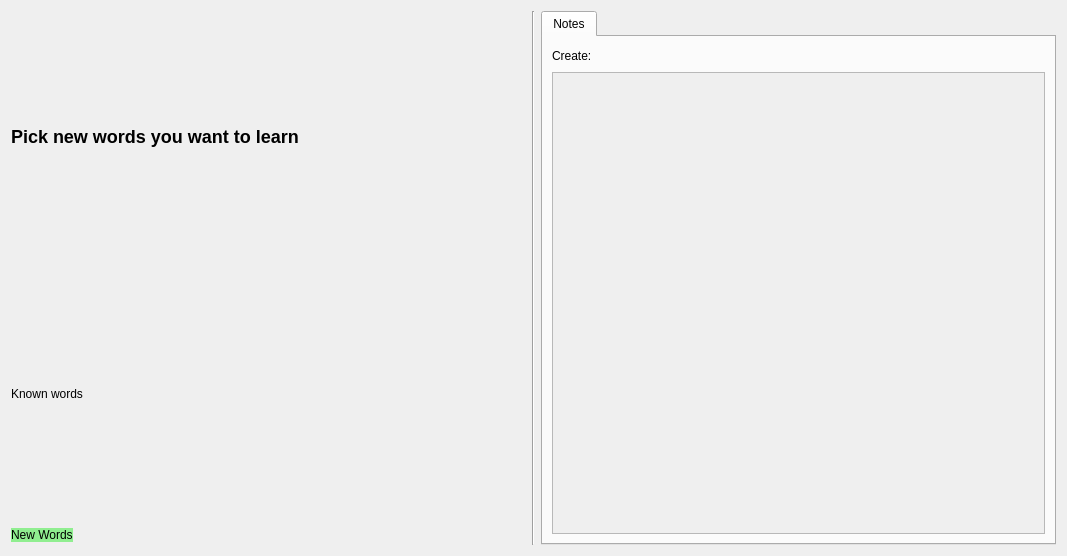
ll-in-anki/find-missing-words, file designer/note_creation.ui: the form before one commit.
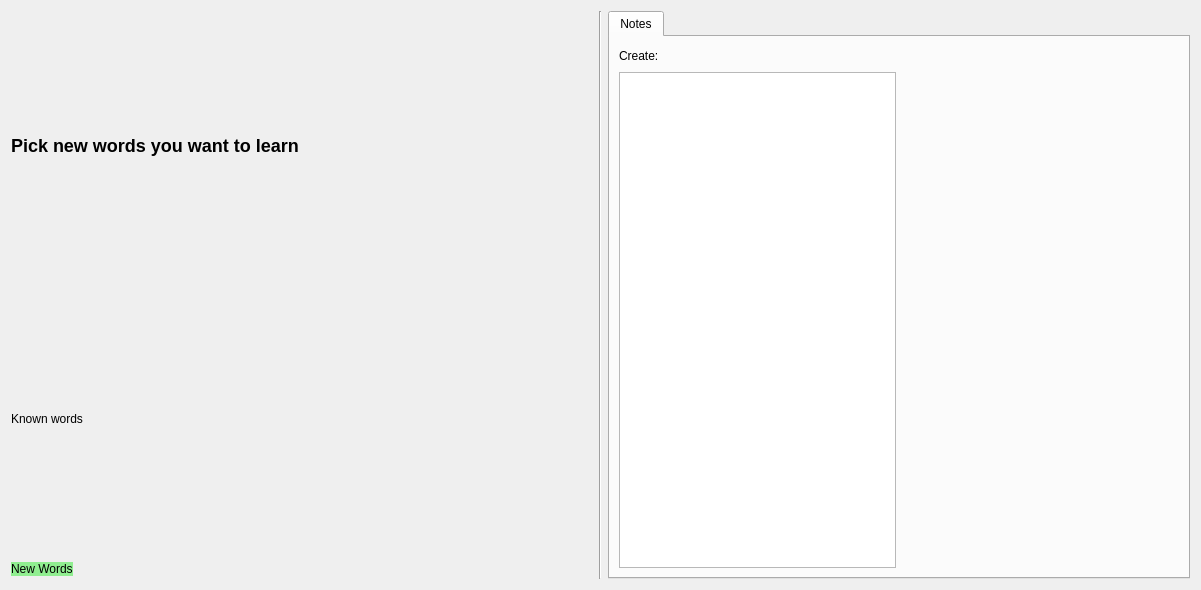
The form after the commit.

Commit message:
Use stacked widget to browse current notes for performance
- Loading editors for all notes at one time was much too slow
    - Collapse and lazy-load with stacked widget
- Lazy-load one anki editor instance at a time for notes in QListWidget
- Reset note list on new word select
- Reset hooks on init

```diff
--- a/designer/note_creation.ui
+++ b/designer/note_creation.ui
@@ -6,8 +6,8 @@
    <rect>
     <x>0</x>
     <y>0</y>
-    <width>1067</width>
-    <height>556</height>
+    <width>1201</width>
+    <height>590</height>
    </rect>
   </property>
   <property name="windowTitle">
@@ -110,22 +110,14 @@
         </layout>
        </item>
        <item>
-        <widget class="QScrollArea" name="notes_scroll_area">
-         <property name="widgetResizable">
-          <bool>true</bool>
-         </property>
-         <widget class="QWidget" name="notes_scroll_area_widget">
-          <property name="geometry">
-           <rect>
-            <x>0</x>
-            <y>0</y>
-            <width>493</width>
-            <height>459</height>
-           </rect>
-          </property>
-          <layout class="QVBoxLayout" name="verticalLayout_2"/>
-         </widget>
-        </widget>
+        <layout class="QHBoxLayout" name="horizontalLayout_3">
+         <item>
+          <widget class="QListWidget" name="note_list_widget"/>
+         </item>
+         <item>
+          <widget class="QStackedWidget" name="note_stacked_widget"/>
+         </item>
+        </layout>
        </item>
       </layout>
      </widget>
```
The commit also changes 2 other files.
